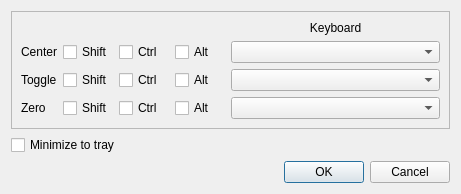
First picture: the form in facetracknoir/keyboard.ui, repository opentrack/opentrack, before the edit.
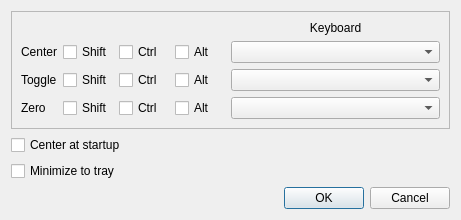
Second picture: the form after the edit. Icons and pictures are not drawn.

Commit message:
shortcuts: allow customize whether to center on startup
Issue: #128

```diff
--- a/facetracknoir/keyboard.ui
+++ b/facetracknoir/keyboard.ui
@@ -7,7 +7,7 @@
     <x>0</x>
     <y>0</y>
     <width>461</width>
-    <height>174</height>
+    <height>181</height>
    </rect>
   </property>
   <property name="sizePolicy">
@@ -274,6 +274,13 @@
      </layout>
     </widget>
    </item>
+   <item>
+    <widget class="QCheckBox" name="center_at_startup">
+     <property name="text">
+      <string>Center at startup</string>
+     </property>
+    </widget>
+   </item>
    <item>
     <widget class="QCheckBox" name="trayp">
      <property name="text">
```
Left out of the diff: 180 changed lines with no effect on the pictures. The commit also changes 3 other files.
